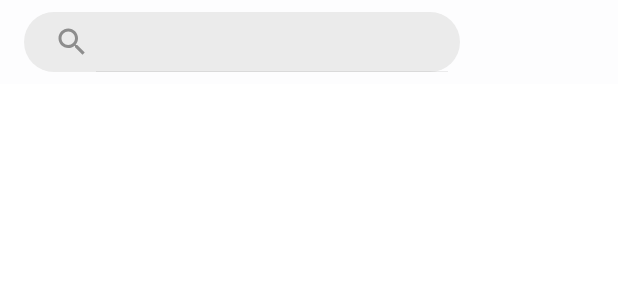
After one commit to mohamedalaa4j/TheGuadianNews, an Android app: the layout toolbar.xml on its own in the app's theme, with its tools: preview values and no code run, on a phone screen of 412 x 824 dp. The commit adds this screen. Shown: the top 300 px of the screen. Run offline under Robolectric (Android 15) with nearby library versions, the phone set to English and light mode, and no system bars; network calls fail.

Commit message:
SearchView done with limitation 50 results

```diff
--- /dev/null
+++ b/app/src/main/res/drawable/search_bar_background.xml
@@ -0,0 +1,12 @@
+<?xml version="1.0" encoding="utf-8"?>
+<shape xmlns:android="http://schemas.android.com/apk/res/android"
+
+    android:shape="rectangle"
+    android:tint="#EBEBEB"
+    >
+
+    <corners android:radius="20dp"/>
+
+
+
+</shape>
--- /dev/null
+++ b/app/src/main/res/drawable/search_icon.xml
@@ -0,0 +1,5 @@
+<vector android:height="24dp" android:tint="#8D8D8D"
+    android:viewportHeight="24" android:viewportWidth="24"
+    android:width="24dp" xmlns:android="http://schemas.android.com/apk/res/android">
+    <path android:fillColor="@android:color/white" android:pathData="M15.5,14h-0.79l-0.28,-0.27C15.41,12.59 16,11.11 16,9.5 16,5.91 13.09,3 9.5,3S3,5.91 3,9.5 5.91,16 9.5,16c1.61,0 3.09,-0.59 4.23,-1.57l0.27,0.28v0.79l5,4.99L20.49,19l-4.99,-5zM9.5,14C7.01,14 5,11.99 5,9.5S7.01,5 9.5,5 14,7.01 14,9.5 11.99,14 9.5,14z"/>
+</vector>
--- /dev/null
+++ b/app/src/main/res/layout/toolbar.xml
@@ -0,0 +1,24 @@
+<?xml version="1.0" encoding="utf-8"?>
+<androidx.appcompat.widget.Toolbar android:id="@+id/toolbar"
+    xmlns:app="http://schemas.android.com/apk/res-auto"
+    xmlns:android="http://schemas.android.com/apk/res/android"
+    app:titleTextColor="@color/apple_black"
+    android:layout_alignParentTop="true"
+    app:layout_scrollFlags="scroll|enterAlways"
+    app:popupTheme="@style/ThemeOverlay.AppCompat.Light"
+    android:layout_width="match_parent"
+    android:layout_height="?attr/actionBarSize"
+    android:background="@color/apple_background"
+    xmlns:tools="http://schemas.android.com/tools">
+
+    <androidx.appcompat.widget.SearchView
+        android:id="@+id/searchBar"
+        app:iconifiedByDefault="false"
+        android:layout_width="match_parent"
+        android:layout_height="40dp"
+        android:background="@drawable/search_bar_background"
+        android:layout_marginEnd="105dp"
+        app:searchIcon="@drawable/search_icon"
+        android:theme="@style/ThemeOverlay.Toobar"
+        />
+</androidx.appcompat.widget.Toolbar>
--- a/app/src/main/res/values/themes.xml
+++ b/app/src/main/res/values/themes.xml
@@ -30,4 +30,13 @@
         <item name="android:windowLightStatusBar">true</item>
 
     </style>
+
+    <style name="ThemeOverlay.Toobar" parent="ThemeOverlay.AppCompat.Light">
+        <!-- Text color -->
+        <item name="android:editTextColor">@color/apple_black</item>
+        <!-- Hint text color -->
+        <item name="android:textColorHint">@color/apple_black</item>
+    </style>
+
+
 </resources>
```
Also changed, not shown: app/src/main/java/com/mohamed/theguadiannews/fragments/NewsFragment.kt (+69 -53 lines), app/src/main/res/layout/fragment_news.xml (+28 -7 lines).
